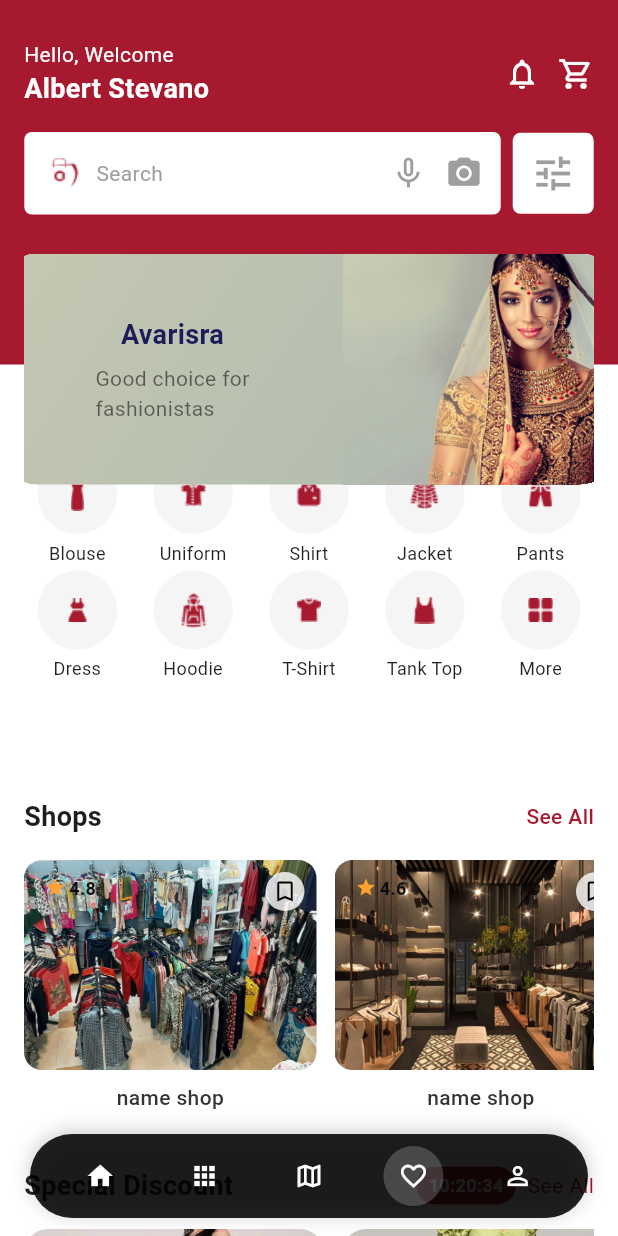
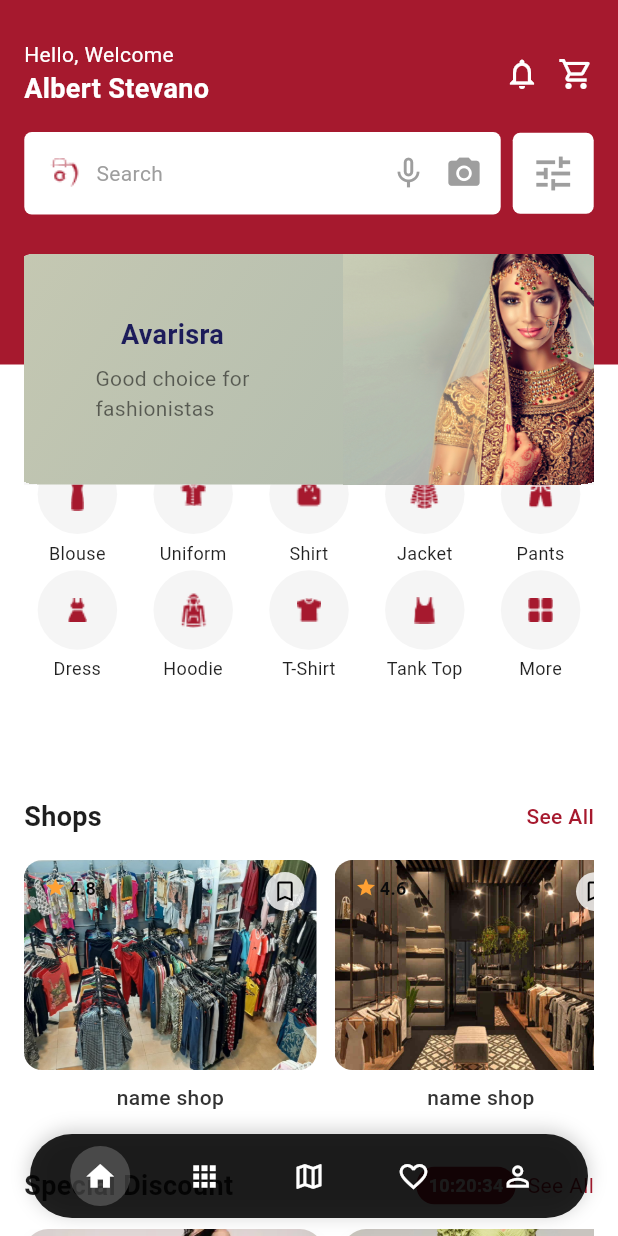
Before and after one commit to Shashankstark18/Avarista, a Flutter app: the FashionShoppingScreen screen opened by its route, on a phone screen of 412 x 824 dp. Run offline on Flutter 3.47's test engine with Material 3 defaults, Android fonts, the phone set to English and light mode, and no system bars; our stand-ins replace intl_phone_field.

```diff
--- a/lib/screens/home/home.dart
+++ b/lib/screens/home/home.dart
@@ -8,10 +8,10 @@ class FashionShoppingScreen extends StatefulWidget {
   @override
   _FashionShoppingScreenState createState() => _FashionShoppingScreenState();
 }
-
 class _FashionShoppingScreenState extends State<FashionShoppingScreen> {
   final ScrollController _scrollController = ScrollController();
   bool _isBottomBarVisible = true;
+  int _selectedIndex = 0;
   double _lastScrollPosition = 0;
 
   final List<Map<String, dynamic>> products = [
@@ -147,9 +147,15 @@ class _FashionShoppingScreenState extends State<FashionShoppingScreen> {
     }
   }
 
-  Widget _buildAppBarIcon(IconData icon, bool isActive, VoidCallback onTap) {
+  Widget _buildAppBarIcon(IconData icon, int index, VoidCallback onTap) {
+    bool isActive = _selectedIndex == index;
     return GestureDetector(
-      onTap: onTap,
+      onTap: () {
+        setState(() {
+          _selectedIndex = index;
+        });
+        onTap();
+      },
       child: Container(
         width: 40,
         height: 40,
@@ -159,8 +165,8 @@ class _FashionShoppingScreenState extends State<FashionShoppingScreen> {
         ),
         child: Icon(
           icon,
-          color: Colors.white,
-          size: 20,
+          color: isActive ? Colors.white : Colors.white,
+          size: 22,
         ),
       ),
     );
@@ -420,30 +426,31 @@ class _FashionShoppingScreenState extends State<FashionShoppingScreen> {
               child: Row(
               mainAxisAlignment: MainAxisAlignment.spaceEvenly,
               children: [
-                  _buildAppBarIcon(Icons.home, false, () {
+                _buildAppBarIcon(Icons.home, 0, () {
                   // Navigate to Home screen
                 }),
                 const SizedBox(width: 8),
-                  _buildAppBarIcon(Icons.apps, false, () {
+                _buildAppBarIcon(Icons.apps, 1, () {
                   // Navigate to apps screen
                 }),
                 const SizedBox(width: 8),
-                  _buildAppBarIcon(Icons.map_outlined, false, () {
+                _buildAppBarIcon(Icons.map_outlined, 2, () {
                   // Navigate to map screen
                 }),
                 const SizedBox(width: 8),
-                  _buildAppBarIcon(Icons.favorite_outline, true, () {
+                _buildAppBarIcon(Icons.favorite_outline, 3, () {
                   Navigator.push(
                     context,
                     MaterialPageRoute(builder: (context) => SavedItemScreen()),
                   );
                 }),
                 const SizedBox(width: 8),
-                  _buildAppBarIcon(Icons.person_outline, false, () {
+                _buildAppBarIcon(Icons.person_outline, 4, () {
                   // Navigate to profile screen
                 }),
               ],
             ),
+
           ),
           ),
         ),
@@ -499,7 +506,6 @@ class ProductSection extends StatefulWidget {
   @override
   State<ProductSection> createState() => _ProductSectionState();
 }
-
 class _ProductSectionState extends State<ProductSection> {
   late Timer _timer;
   Duration _duration = const Duration(hours: 10, minutes: 20, seconds: 35);
@@ -587,7 +593,7 @@ class _ProductSectionState extends State<ProductSection> {
   }
 }
 
-class _DiscountCardWithBagIcon extends StatelessWidget {
+class _DiscountCardWithBagIcon extends StatefulWidget {
   final String image;
   final String title;
   final String subtitle;
@@ -604,6 +610,12 @@ class _DiscountCardWithBagIcon extends StatelessWidget {
     required this.price,
     this.originalPrice,
   }) : super(key: key);
+  @override
+  State<_DiscountCardWithBagIcon> createState() => _DiscountCardWithBagIconState();
+}
+class _DiscountCardWithBagIconState extends State<_DiscountCardWithBagIcon> {
+  bool isWishlisted = false;
+  bool isInBag = false;
 
   @override
   Widget build(BuildContext context) {
@@ -628,62 +640,123 @@ class _DiscountCardWithBagIcon extends StatelessWidget {
               ClipRRect(
                 borderRadius: const BorderRadius.only(topLeft: Radius.circular(16), topRight: Radius.circular(16)),
                 child: Image.asset(
-                  image,
+                  widget.image,
                   width: double.infinity,
                   height: 140,
                   fit: BoxFit.cover,
                 ),
               ),
+
+              // ⭐ Rating
               Positioned(
                 top: 8,
                 left: 8,
                 child: Container(
                   padding: const EdgeInsets.symmetric(horizontal: 6, vertical: 3),
-                  decoration: BoxDecoration(borderRadius: BorderRadius.circular(8)),
+                  decoration: BoxDecoration(
+                    borderRadius: BorderRadius.circular(8),
+                    color: Colors.white.withOpacity(0.8),
+                  ),
                   child: Row(
                     children: [
                       const Icon(Icons.star, size: 14, color: Color(0xFFFFA133)),
                       const SizedBox(width: 2),
-                      Text(rating.toString(), style: const TextStyle(fontSize: 12, color: Color(0xFF0C0C0C))),
+                      Text(widget.rating.toString(),
+                          style: const TextStyle(fontSize: 12, color: Color(0xFF0C0C0C))),
                     ],
                   ),
                 ),
               ),
+
+              // ❤️ Wishlist Button
               Positioned(
                 top: 8,
                 right: 8,
+                child: GestureDetector(
+                  onTap: () {
+                    setState(() {
+                      isWishlisted = !isWishlisted;
+                    });
+                    ScaffoldMessenger.of(context).showSnackBar(
+                      SnackBar(
+                        content: Text(isWishlisted
+                            ? 'Added to Wishlist'
+                            : 'Removed from Wishlist'),
+                        duration: const Duration(seconds: 1),
+                      ),
+                    );
+                  },
                   child: Container(
                     padding: const EdgeInsets.all(4),
-                  decoration: BoxDecoration(color: Colors.white.withOpacity(0.9), shape: BoxShape.circle),
-                  child: const Icon(Icons.favorite_border, size: 16, color: Colors.grey),
+                    decoration: BoxDecoration(
+                      color: Colors.white.withOpacity(0.9),
+                      shape: BoxShape.circle,
+                    ),
+                    child: Icon(
+                      isWishlisted ? Icons.favorite : Icons.favorite_border,
+                      size: 16,
+                      color: isWishlisted ? Colors.red : Colors.grey,
                     ),
                   ),
+                ),
+              ),
+
+              // 🛍 Add to Bag Button
               Positioned(
                 bottom: 8,
                 right: 8,
+                child: GestureDetector(
+                  onTap: () {
+                    setState(() {
+                      isInBag = !isInBag;
+                    });
+                    ScaffoldMessenger.of(context).showSnackBar(
+                      SnackBar(
+                        content: Text(isInBag
+                            ? 'Added to Bag'
+                            : 'Removed from Bag'),
+                        duration: const Duration(seconds: 1),
+                      ),
+                    );
+                  },
                   child: Container(
                     padding: const EdgeInsets.all(6),
-                  decoration: BoxDecoration(color: Colors.white, shape: BoxShape.circle),
-                  child: const Icon(Icons.shopping_bag_outlined, size: 16, color: Colors.black),
+                    decoration: const BoxDecoration(
+                      color: Colors.white,
+                      shape: BoxShape.circle,
+                    ),
+                    child: Icon(
+                      isInBag ? Icons.shopping_bag : Icons.shopping_bag_outlined,
+                      size: 16,
+                      color: isInBag ? const Color(0xFFA6192E) : Colors.black,
+                    ),
+                  ),
                 ),
               ),
             ],
           ),
+
+          // 👕 Product Info
           Padding(
             padding: const EdgeInsets.all(12),
             child: Column(
               crossAxisAlignment: CrossAxisAlignment.start,
               children: [
-                Text(title, style: const TextStyle(fontWeight: FontWeight.bold)),
-                Text(subtitle, style: const TextStyle(color: Colors.grey, fontSize: 12)),
+                Text(widget.title,
+                    style: const TextStyle(fontWeight: FontWeight.bold)),
+                Text(widget.subtitle,
+                    style: const TextStyle(color: Colors.grey, fontSize: 12)),
                 const SizedBox(height: 4),
                 Row(
                   children: [
-                    Text(price, style: const TextStyle(color: Colors.green, fontWeight: FontWeight.bold)),
-                    if (originalPrice != null) ...[
+                    Text(widget.price,
+                        style: const TextStyle(
+                            color: Colors.green,
+                            fontWeight: FontWeight.bold)),
+                    if (widget.originalPrice != null) ...[
                       const SizedBox(width: 6),
                       Text(
-                        originalPrice!,
+                        widget.originalPrice!,
                         style: const TextStyle(
                           decoration: TextDecoration.lineThrough,
                           color: Colors.grey,
@@ -708,7 +781,6 @@ class BannerSlider extends StatefulWidget {
   @override
   State<BannerSlider> createState() => _BannerSliderState();
 }
-
 class _BannerSliderState extends State<BannerSlider> {
   final PageController _pageController = PageController(viewportFraction: 1.1);
   int _currentIndex = 0;
```
Also changed, not shown: 1 other file. Lines whose indentation alone changed are shown as unchanged.
